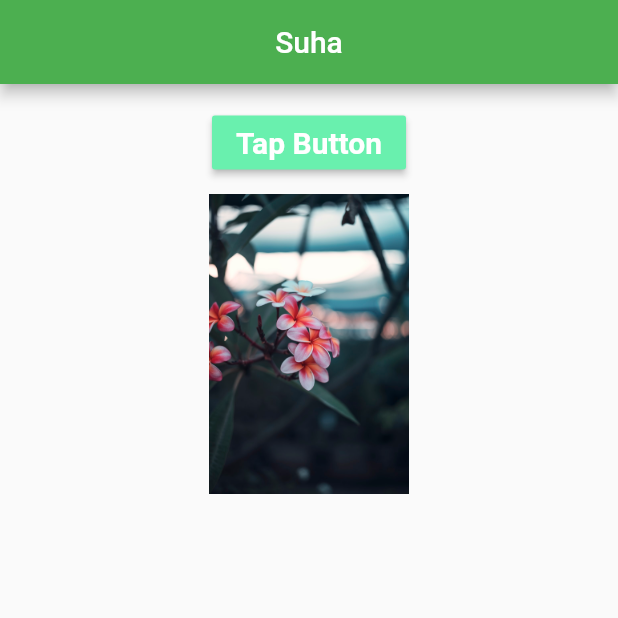
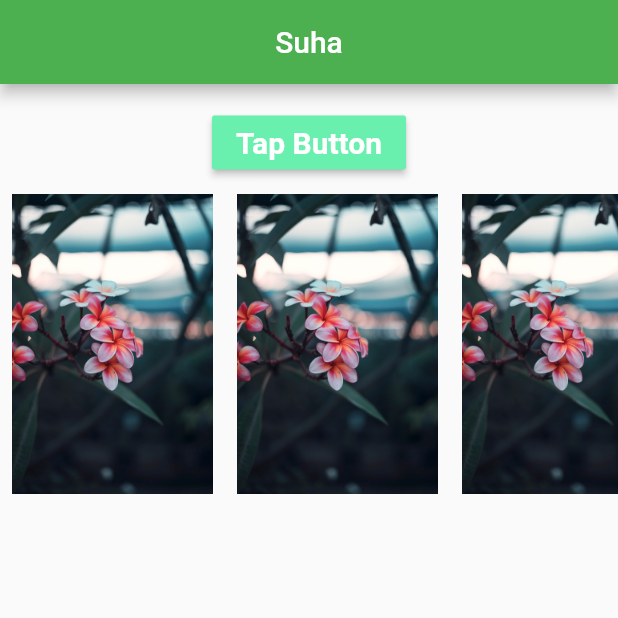
Before and after one commit to jannatsuha/batch-d, a Flutter app: the screen it shows after launch, on a phone screen of 412 x 824 dp, the top half of it. Run offline on Flutter 3.47's test engine with Material 2 defaults, Android fonts, the phone set to English and light mode, and no system bars.

Commit message:
10 Oct, 2nd commit

```diff
--- a/lib/main.dart
+++ b/lib/main.dart
@@ -61,11 +61,38 @@ class _MyHomePageState extends State<MyHomePage> {
                     "https://cdn.pixabay.com/photo/2015/04/19/08/32/marguerite-729510__480.jpg"
                 ),
               ),
-              Container(
-                height: 200,
-                  width: 250,
-                  child: Image.asset("assets/images/img2.jpg")
+            SingleChildScrollView(
+              scrollDirection: Axis.horizontal,
+              child: Row(
+                children: [
+                  Container(
+                      height: 200,
+                      width: 150,
+                      child: Image.asset("assets/images/img2.jpg")
+                  ),
+                  Container(
+                      height: 200,
+                      width: 150,
+                      child: Image.asset("assets/images/img2.jpg")
+                  ),Container(
+                      height: 200,
+                      width: 150,
+                      child: Image.asset("assets/images/img2.jpg")
+                  ),
+                  Container(
+                      height: 200,
+                      width: 150,
+                      child: Image.asset("assets/images/img2.jpg")
+                  ),
+                  Container(
+                      height: 200,
+                      width: 150,
+                      child: Image.asset("assets/images/img2.jpg")
+                  ),
+                ],
               ),
+            ),
+
             ],
           ),
         ),
```
